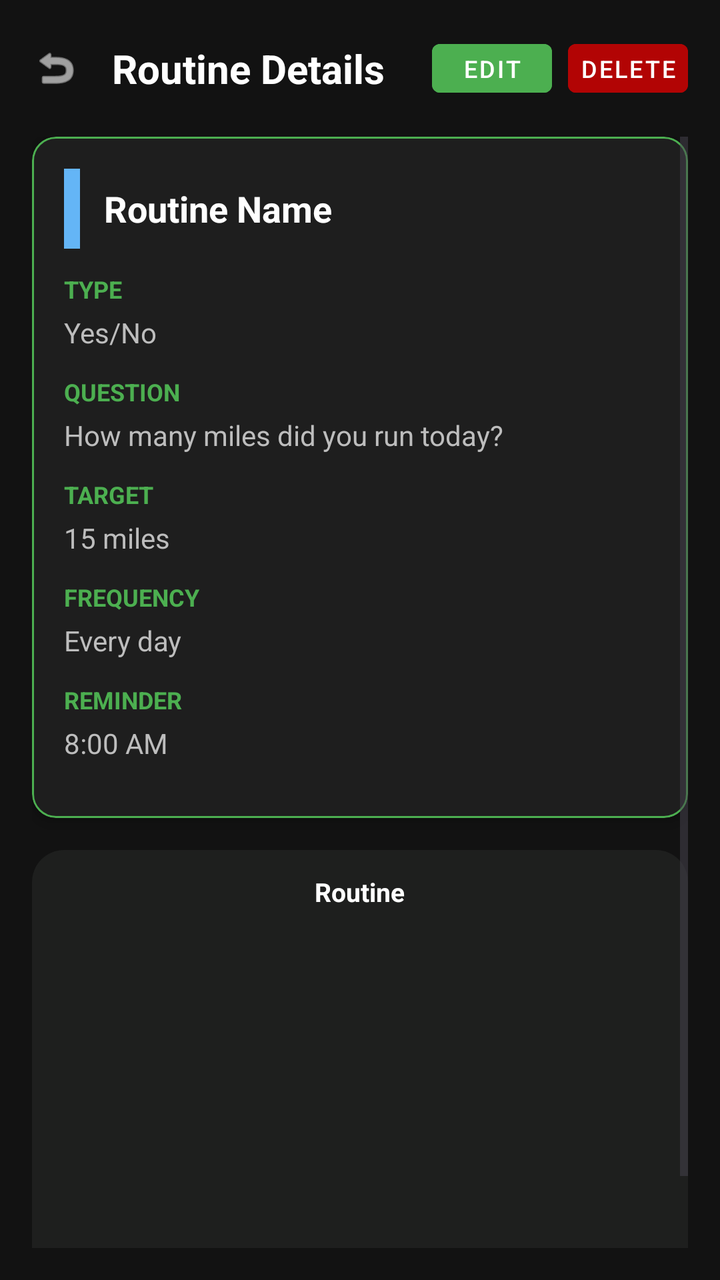
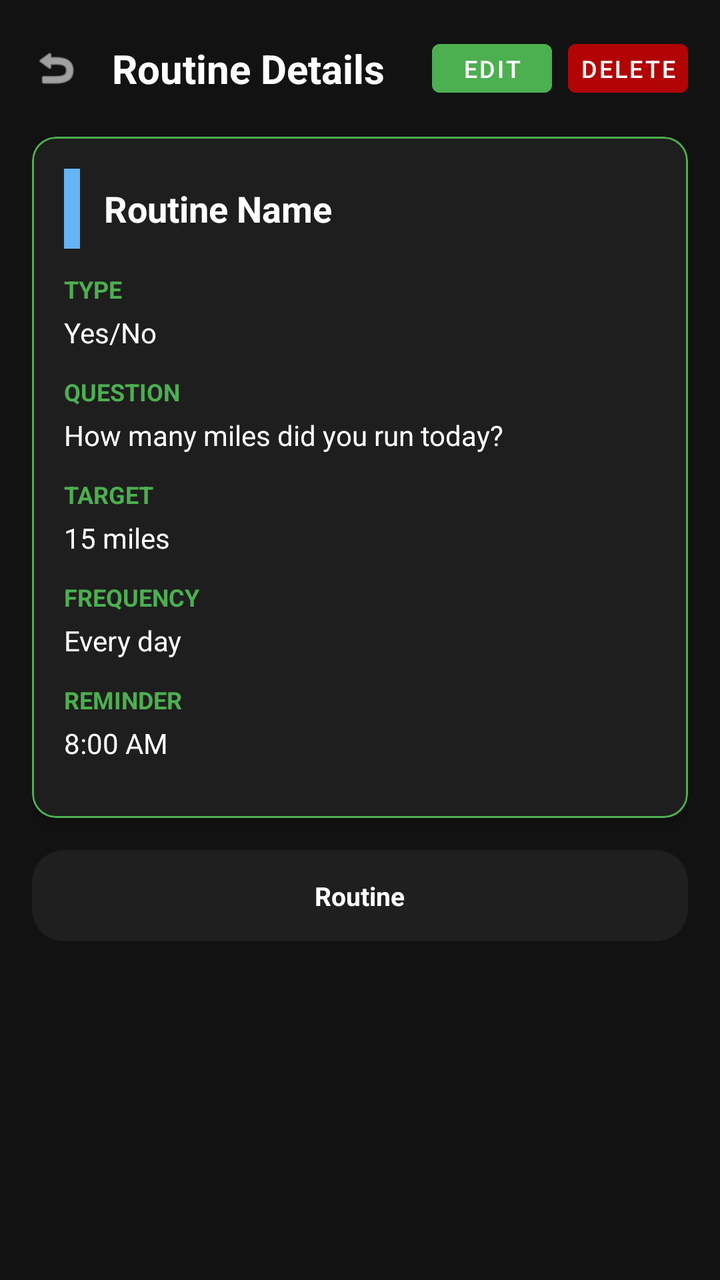

Compare the two renders of this Android layout. The source of the first and the diff that turns it into the second are given below.
<!-- AndroidManifest.xml: application theme Theme.PBD3FinalCapstone -->
<!-- res/layout/activity_summary.xml -->
<?xml version="1.0" encoding="utf-8"?>
<LinearLayout xmlns:android="http://schemas.android.com/apk/res/android"
    xmlns:app="http://schemas.android.com/apk/res-auto"
    android:layout_width="match_parent"
    android:layout_height="match_parent"
    android:background="#121212"
    android:orientation="vertical"
    android:padding="16dp">

    
    <LinearLayout
        android:layout_width="match_parent"
        android:layout_height="wrap_content"
        android:gravity="center_vertical"
        android:layout_marginBottom="16dp"
        android:orientation="horizontal">

        <ImageView
            android:id="@+id/btnBack"
            android:layout_width="24dp"
            android:layout_height="24dp"
            android:src="@android:drawable/ic_menu_revert"
            android:contentDescription="Back"
            app:tint="#FFFFFF" />

        <TextView
            android:layout_width="0dp"
            android:layout_height="wrap_content"
            android:layout_marginStart="16dp"
            android:layout_weight="1"
            android:text="Routine Details"
            android:textColor="#FFFFFF"
            android:textSize="20sp"
            android:textStyle="bold" />

        <com.google.android.material.button.MaterialButton
            android:id="@+id/btnEdit"
            style="@style/Widget.MaterialComponents.Button"
            android:layout_width="wrap_content"
            android:layout_height="wrap_content"
            android:layout_marginEnd="8dp"
            android:backgroundTint="#4CAF50"
            android:minWidth="60dp"
            android:minHeight="32dp"
            android:padding="4dp"
            android:text="EDIT"
            android:textColor="#FFFFFF"
            android:textSize="12sp" />

        <com.google.android.material.button.MaterialButton
            android:id="@+id/btnDelete"
            style="@style/Widget.MaterialComponents.Button"
            android:layout_width="wrap_content"
            android:layout_height="wrap_content"
            android:backgroundTint="#B20404"
            android:minWidth="60dp"
            android:minHeight="32dp"
            android:padding="4dp"
            android:text="DELETE"
            android:textColor="#FFFFFF"
            android:textSize="12sp" />
    </LinearLayout>

    <ScrollView
        android:layout_width="match_parent"
        android:layout_height="match_parent">

        <LinearLayout
            android:layout_width="match_parent"
            android:layout_height="wrap_content"
            android:orientation="vertical">

            
            <com.google.android.material.card.MaterialCardView
                android:layout_width="match_parent"
                android:layout_height="wrap_content"
                android:layout_marginBottom="16dp"
                app:cardBackgroundColor="#1E1E1E"
                app:cardCornerRadius="12dp"
                app:cardElevation="4dp"
                app:strokeColor="#4CAF50"
                app:strokeWidth="1dp">

                <LinearLayout
                    android:layout_width="match_parent"
                    android:layout_height="wrap_content"
                    android:orientation="vertical"
                    android:padding="16dp">

                    
                    <LinearLayout
                        android:layout_width="match_parent"
                        android:layout_height="wrap_content"
                        android:gravity="center_vertical"
                        android:layout_marginBottom="12dp"
                        android:orientation="horizontal">

                        <View
                            android:id="@+id/viewRoutineColor"
                            android:layout_width="8dp"
                            android:layout_height="40dp"
                            android:background="#64B5F6" />

                        <TextView
                            android:id="@+id/summary_name"
                            android:layout_width="0dp"
                            android:layout_height="wrap_content"
                            android:layout_marginStart="12dp"
                            android:layout_weight="1"
                            android:text="Routine Name"
                            android:textColor="#FFFFFF"
                            android:textSize="18sp"
                            android:textStyle="bold" />
                    </LinearLayout>

                    
                    <TextView
                        android:layout_width="wrap_content"
                        android:layout_height="wrap_content"
                        android:layout_marginBottom="4dp"
                        android:text="TYPE"
                        android:textColor="#4CAF50"
                        android:textSize="12sp"
                        android:textStyle="bold" />
                    
                    <TextView
                        android:id="@+id/summary_type"
                        android:layout_width="match_parent"
                        android:layout_height="wrap_content"
                        android:layout_marginBottom="12dp"
                        android:text="Yes/No"
                        android:textColor="#BDBDBD"
                        android:textSize="14sp" />

                    
                    <TextView
                        android:layout_width="wrap_content"
                        android:layout_height="wrap_content"
                        android:layout_marginBottom="4dp"
                        android:text="QUESTION"
                        android:textColor="#4CAF50"
                        android:textSize="12sp"
                        android:textStyle="bold" />

                    <TextView
                        android:id="@+id/summary_question"
                        android:layout_width="match_parent"
                        android:layout_height="wrap_content"
                        android:layout_marginBottom="12dp"
                        android:text="How many miles did you run today?"
                        android:textColor="#BDBDBD"
                        android:textSize="14sp" />

                    
                    <TextView
                        android:id="@+id/summary_unit_label"
                        android:layout_width="wrap_content"
                        android:layout_height="wrap_content"
                        android:layout_marginBottom="4dp"
                        android:text="UNIT"
                        android:textColor="#4CAF50"
                        android:textSize="12sp"
                        android:textStyle="bold"
                        android:visibility="gone" />

                    <TextView
                        android:id="@+id/summary_unit"
                        android:layout_width="match_parent"
                        android:layout_height="wrap_content"
                        android:layout_marginBottom="12dp"
                        android:text="miles"
                        android:textColor="#BDBDBD"
                        android:textSize="14sp"
                        android:visibility="gone" />

                    
                    <TextView
                        android:layout_width="wrap_content"
                        android:layout_height="wrap_content"
                        android:layout_marginBottom="4dp"
                        android:text="TARGET"
                        android:textColor="#4CAF50"
                        android:textSize="12sp"
                        android:textStyle="bold" />

                    <TextView
                        android:id="@+id/summary_target"
                        android:layout_width="match_parent"
                        android:layout_height="wrap_content"
                        android:layout_marginBottom="12dp"
                        android:text="15 miles"
                        android:textColor="#BDBDBD"
                        android:textSize="14sp" />

                    
                    <TextView
                        android:layout_width="wrap_content"
                        android:layout_height="wrap_content"
                        android:layout_marginBottom="4dp"
                        android:text="FREQUENCY"
                        android:textColor="#4CAF50"
                        android:textSize="12sp"
                        android:textStyle="bold" />

                    <TextView
                        android:id="@+id/summary_frequency"
                        android:layout_width="match_parent"
                        android:layout_height="wrap_content"
                        android:layout_marginBottom="12dp"
                        android:text="Every day"
                        android:textColor="#BDBDBD"
                        android:textSize="14sp" />

                    
                    <TextView
                        android:layout_width="wrap_content"
                        android:layout_height="wrap_content"
                        android:layout_marginBottom="4dp"
                        android:text="REMINDER"
                        android:textColor="#4CAF50"
                        android:textSize="12sp"
                        android:textStyle="bold" />

                    <TextView
                        android:id="@+id/summary_reminder"
                        android:layout_width="match_parent"
                        android:layout_height="wrap_content"
                        android:layout_marginBottom="12dp"
                        android:text="8:00 AM"
                        android:textColor="#BDBDBD"
                        android:textSize="14sp" />

                    
                    <TextView
                        android:id="@+id/summary_notes_label"
                        android:layout_width="wrap_content"
                        android:layout_height="wrap_content"
                        android:layout_marginBottom="4dp"
                        android:text="NOTES"
                        android:textColor="#4CAF50"
                        android:textSize="12sp"
                        android:textStyle="bold"
                        android:visibility="gone" />

                    <TextView
                        android:id="@+id/summary_notes"
                        android:layout_width="match_parent"
                        android:layout_height="wrap_content"
                        android:text=""
                        android:textColor="#BDBDBD"
                        android:textSize="14sp"
                        android:visibility="gone" />

                </LinearLayout>
            </com.google.android.material.card.MaterialCardView>

            
            <include
                android:id="@+id/widget_history"
                layout="@layout/widget_history" />

        </LinearLayout>
    </ScrollView>
</LinearLayout>
<!-- res/layout/widget_history.xml (included above) -->
<?xml version="1.0" encoding="utf-8"?>
<LinearLayout xmlns:android="http://schemas.android.com/apk/res/android"
    android:layout_width="match_parent"
    android:layout_height="wrap_content"
    android:orientation="vertical"
    android:gravity="center_horizontal"
    android:padding="8dp"
    android:background="@drawable/widget_bg_rounded">

    <TextView
        android:id="@+id/widget_history_label"
        android:layout_width="wrap_content"
        android:layout_height="wrap_content"
        android:layout_marginTop="4dp"
        android:textColor="#FFFFFF"
        android:textSize="13sp"
        android:textStyle="bold"
        android:maxLines="1"
        android:ellipsize="end"
        android:text="Routine" />

    <ImageView
        android:id="@+id/widget_history_canvas"
        android:layout_width="match_parent"
        android:layout_height="200dp"
        android:scaleType="fitCenter"
        android:adjustViewBounds="true" />

</LinearLayout>
<!-- resources referenced by this layout -->
<resources>
  <!-- drawable widget_bg_rounded (drawable) -->
  <?xml version="1.0" encoding="utf-8"?>
  <shape xmlns:android="http://schemas.android.com/apk/res/android">
      <solid android:color="#1e1f1e" />
      <corners android:radius="16dp" />
  </shape>
  <style name="Theme.PBD3FinalCapstone" parent="Base.Theme.PBD3FinalCapstone" />
  <style name="Base.Theme.PBD3FinalCapstone" parent="Theme.Material3.DayNight.NoActionBar">
          
          
      </style>
</resources>

<!-- the commit's change to res/layout/activity_summary.xml (unified diff, before → after) -->
@@ -129,7 +129,7 @@
                         android:layout_height="wrap_content"
                         android:layout_marginBottom="12dp"
                         android:text="Yes/No"
-                        android:textColor="#BDBDBD"
+                        android:textColor="#FFFFFF"
                         android:textSize="14sp" />
 
                     
@@ -148,7 +148,7 @@
                         android:layout_height="wrap_content"
                         android:layout_marginBottom="12dp"
                         android:text="How many miles did you run today?"
-                        android:textColor="#BDBDBD"
+                        android:textColor="#FFFFFF"
                         android:textSize="14sp" />
 
                     
@@ -169,7 +169,7 @@
                         android:layout_height="wrap_content"
                         android:layout_marginBottom="12dp"
                         android:text="miles"
-                        android:textColor="#BDBDBD"
+                        android:textColor="#FFFFFF"
                         android:textSize="14sp"
                         android:visibility="gone" />
 
@@ -189,7 +189,7 @@
                         android:layout_height="wrap_content"
                         android:layout_marginBottom="12dp"
                         android:text="15 miles"
-                        android:textColor="#BDBDBD"
+                        android:textColor="#FFFFFF"
                         android:textSize="14sp" />
 
                     
@@ -208,7 +208,7 @@
                         android:layout_height="wrap_content"
                         android:layout_marginBottom="12dp"
                         android:text="Every day"
-                        android:textColor="#BDBDBD"
+                        android:textColor="#FFFFFF"
                         android:textSize="14sp" />
 
                     
@@ -227,7 +227,7 @@
                         android:layout_height="wrap_content"
                         android:layout_marginBottom="12dp"
                         android:text="8:00 AM"
-                        android:textColor="#BDBDBD"
+                        android:textColor="#FFFFFF"
                         android:textSize="14sp" />
 
                     
@@ -247,7 +247,7 @@
                         android:layout_width="match_parent"
                         android:layout_height="wrap_content"
                         android:text=""
-                        android:textColor="#BDBDBD"
+                        android:textColor="#FFFFFF"
                         android:textSize="14sp"
                         android:visibility="gone" />
 
@@ -266,10 +266,10 @@
 <?xml version="1.0" encoding="utf-8"?>
 <LinearLayout xmlns:android="http://schemas.android.com/apk/res/android"
     android:layout_width="match_parent"
-    android:layout_height="wrap_content"
+    android:layout_height="match_parent"
     android:orientation="vertical"
     android:gravity="center_horizontal"
-    android:padding="8dp"
+    android:padding="10dp"
     android:background="@drawable/widget_bg_rounded">
 
     <TextView
@@ -277,6 +277,7 @@
         android:layout_width="wrap_content"
         android:layout_height="wrap_content"
         android:layout_marginTop="4dp"
+        android:layout_marginBottom="4dp"
         android:textColor="#FFFFFF"
         android:textSize="13sp"
         android:textStyle="bold"
@@ -287,7 +288,8 @@
     <ImageView
         android:id="@+id/widget_history_canvas"
         android:layout_width="match_parent"
-        android:layout_height="200dp"
+        android:layout_height="0dp"
+        android:layout_weight="1"
         android:scaleType="fitCenter"
         android:adjustViewBounds="true" />
 
